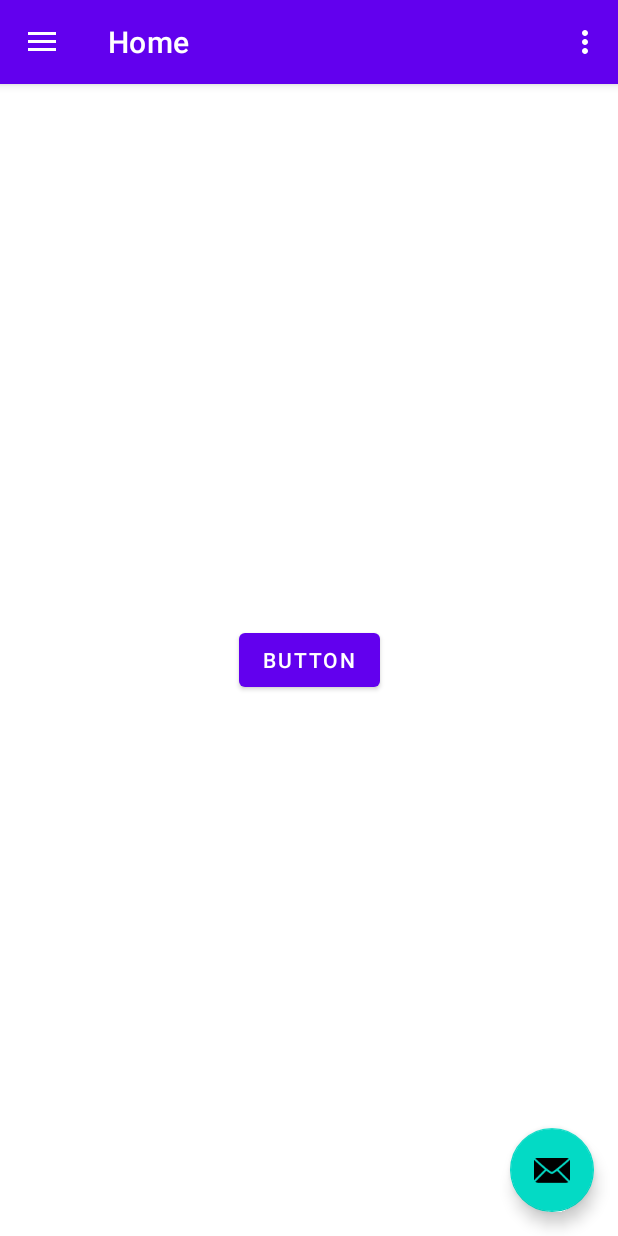
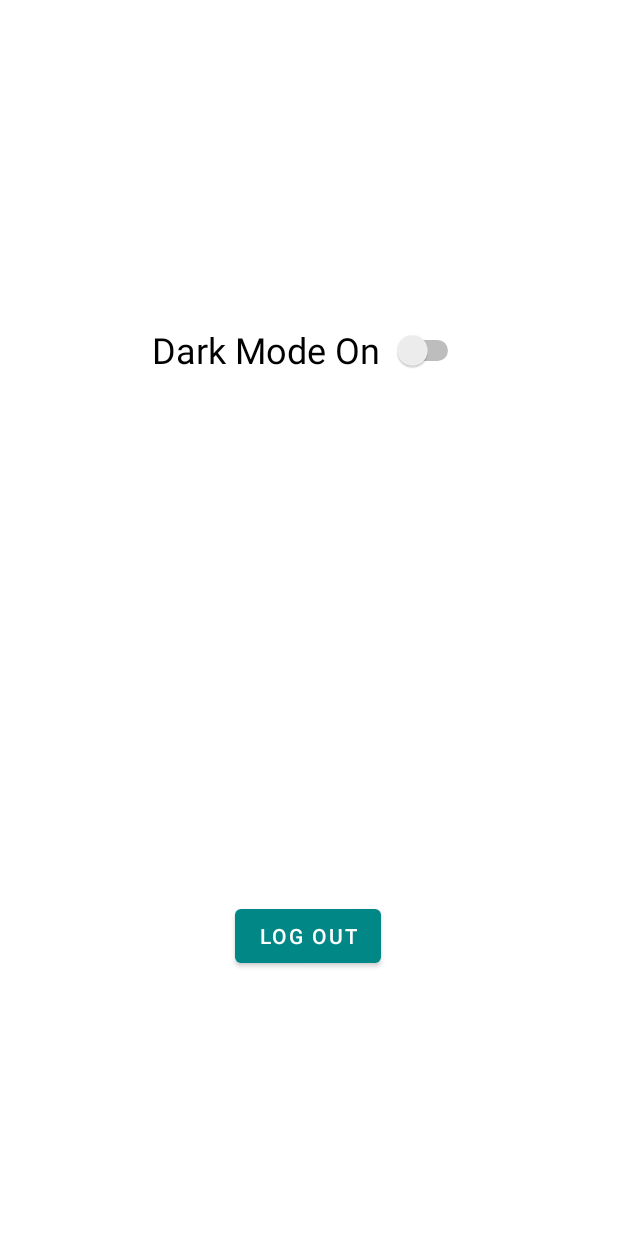
Before and after one commit to Ahmed-El-Gendy/sagendy, an Android app: the screen it shows after launch once a user with an empty profile is signed in (MainActivity before the commit, settingpage after it), in the options menu, after a tap on "Settings", on a phone screen of 412 x 824 dp. Run offline under Robolectric (Android 15) with nearby library versions, the light colour scheme and no system bars; our stand-ins replace Firebase (no records; nobody signed in at launch, a user with empty details on screens opened directly), navigation-ui.

Commit message:
darkmode

```diff
--- a/app/build.gradle.kts
+++ b/app/build.gradle.kts
@@ -42,6 +42,7 @@ dependencies {
     implementation("androidx.navigation:navigation-fragment:2.7.6")
     implementation("androidx.navigation:navigation-ui:2.7.6")
     implementation("com.google.firebase:firebase-auth:22.3.0")
+    implementation("com.google.android.gms:play-services-maps:18.2.0")
     testImplementation("junit:junit:4.13.2")
     androidTestImplementation("androidx.test.ext:junit:1.1.5")
     androidTestImplementation("androidx.test.espresso:espresso-core:3.5.1")
--- a/app/src/main/java/com/example/sagendy/LogIn.java
+++ b/app/src/main/java/com/example/sagendy/LogIn.java
@@ -51,7 +51,7 @@ public class LogIn extends AppCompatActivity {
 
     }
 
-    private void showSnackbar(String message) {
+    void showSnackbar(String message) {
         Snackbar.make(findViewById(android.R.id.content), message, Snackbar.LENGTH_LONG).show();
     }
 
--- a/app/src/main/java/com/example/sagendy/MainActivity.java
+++ b/app/src/main/java/com/example/sagendy/MainActivity.java
@@ -1,6 +1,10 @@
 package com.example.sagendy;
 
+import static com.example.sagendy.R.id.action_settings;
+
+import android.content.Context;
 import android.content.Intent;
+import android.content.SharedPreferences;
 import android.os.Bundle;
 import android.view.MenuItem;
 import android.view.View;
@@ -12,6 +16,8 @@ import android.widget.Toast;
 import com.google.android.material.snackbar.Snackbar;
 import com.google.android.material.navigation.NavigationView;
 
+import androidx.annotation.NonNull;
+import androidx.appcompat.app.AppCompatDelegate;
 import androidx.navigation.NavController;
 import androidx.navigation.Navigation;
 import androidx.navigation.ui.AppBarConfiguration;
@@ -28,6 +34,8 @@ public class MainActivity extends AppCompatActivity {
     private AppBarConfiguration mAppBarConfiguration;
     private ActivityMainBinding binding;
     private FirebaseAuth mAuth;
+    boolean nightMode;
+    SharedPreferences nightModeShared;
 
     @Override
     protected void onCreate(Bundle savedInstanceState) {
@@ -46,6 +54,12 @@ public class MainActivity extends AppCompatActivity {
             }
         });
 
+        nightModeShared = getSharedPreferences("MODE", Context.MODE_PRIVATE);
+        nightMode = nightModeShared.getBoolean("night", false);
+        if (nightMode)
+        {
+            AppCompatDelegate.setDefaultNightMode(AppCompatDelegate.MODE_NIGHT_YES);
+        }
 
         DrawerLayout drawer = binding.drawerLayout;
         NavigationView navigationView = binding.navView;
@@ -74,6 +88,26 @@ public class MainActivity extends AppCompatActivity {
                 || super.onSupportNavigateUp();
     }
 
+
+    @Override
+    public boolean onOptionsItemSelected(MenuItem item) {
+        int itemId = item.getItemId();
+        if (itemId == R.id.action_settings) {
+            // Handle the settings menu item click
+            openSettingsActivity();
+            return true;
+        }
+
+        // Handle other menu items if needed
+        return super.onOptionsItemSelected(item);
+    }
+
+    private void openSettingsActivity() {
+        Intent intent = new Intent(this, settingpage.class);
+        startActivity(intent);
+    }
+
+
     @Override
     protected void onStart() {
         super.onStart();
--- a/app/src/main/java/com/example/sagendy/settingpage.java
+++ b/app/src/main/java/com/example/sagendy/settingpage.java
@@ -1,14 +1,76 @@
 package com.example.sagendy;
 
+import static java.security.AccessController.getContext;
+
 import androidx.appcompat.app.AppCompatActivity;
+import androidx.appcompat.app.AppCompatDelegate;
 
+import android.content.Context;
+import android.content.Intent;
+import android.content.SharedPreferences;
 import android.os.Bundle;
+import android.view.View;
+import android.widget.Button;
+import android.widget.CompoundButton;
+import android.widget.Switch;
+
+import com.google.android.material.snackbar.Snackbar;
+import com.google.firebase.auth.FirebaseAuth;
 
 public class settingpage extends AppCompatActivity {
+
+    private Button logoutButton;
+    private Switch darkmodeSwitch;
+    boolean nightMode;
+    SharedPreferences nightModeShared;
+    SharedPreferences.Editor darkModeEditor;
+    FirebaseAuth mAuth;
 
     @Override
     protected void onCreate(Bundle savedInstanceState) {
         super.onCreate(savedInstanceState);
         setContentView(R.layout.activity_settingpage);
+        logoutButton = findViewById(R.id.logoutButton);
+        darkmodeSwitch = findViewById(R.id.darkmodeswitch);
+        mAuth = FirebaseAuth.getInstance();
+
+        getSupportActionBar().hide();
+
+        nightModeShared = getSharedPreferences("MODE", Context.MODE_PRIVATE);
+        nightMode = nightModeShared.getBoolean("night", false);
+        if (nightMode)
+        {
+            darkmodeSwitch.setChecked(true);
+            AppCompatDelegate.setDefaultNightMode(AppCompatDelegate.MODE_NIGHT_YES);
+        }
+        darkmodeSwitch.setOnCheckedChangeListener(new CompoundButton.OnCheckedChangeListener() {
+            @Override
+            public void onCheckedChanged(CompoundButton buttonView, boolean isChecked) {
+                // Handle the switch state change
+                if (nightMode) {
+                    AppCompatDelegate.setDefaultNightMode(AppCompatDelegate.MODE_NIGHT_NO);
+                    darkModeEditor = nightModeShared.edit();
+                    darkModeEditor.putBoolean("night", false);
+                    showSnackbar("saged");
+                } else {
+                    AppCompatDelegate.setDefaultNightMode(AppCompatDelegate.MODE_NIGHT_YES);
+                    darkModeEditor = nightModeShared.edit();
+                    darkModeEditor.putBoolean("night", true);
+                    showSnackbar("app");
+                }
+                darkModeEditor.apply();
+            }
+        });
+        logoutButton.setOnClickListener(new View.OnClickListener() {
+            @Override
+            public void onClick(View v) {
+                mAuth.signOut();
+                startActivity(new Intent(settingpage.this, LogIn.class));
+            }
+        });
+    }
+
+    void showSnackbar(String message) {
+        Snackbar.make(findViewById(android.R.id.content), message, Snackbar.LENGTH_LONG).show();
     }
 }
--- a/app/src/main/java/com/example/sagendy/ui/home/HomeFragment.java
+++ b/app/src/main/java/com/example/sagendy/ui/home/HomeFragment.java
@@ -40,8 +40,7 @@ public class HomeFragment extends Fragment {
         b1.setOnClickListener(new View.OnClickListener() {
             @Override
             public void onClick(View v) {
-                mAuth.signOut();
-                startActivity(new Intent(getContext(), LogIn.class));
+
                 //mediaPlayer.start();
             }
         });
--- a/app/src/main/res/layout/activity_settingpage.xml
+++ b/app/src/main/res/layout/activity_settingpage.xml
@@ -6,4 +6,29 @@
     android:layout_height="match_parent"
     tools:context=".settingpage">
 
+    <Button
+        android:id="@+id/logoutButton"
+        android:layout_width="wrap_content"
+        android:layout_height="wrap_content"
+        android:text="@string/logout"
+        app:layout_constraintBottom_toBottomOf="parent"
+        app:layout_constraintEnd_toEndOf="parent"
+        app:layout_constraintHorizontal_bias="0.498"
+        app:layout_constraintStart_toStartOf="parent"
+        app:layout_constraintTop_toTopOf="parent"
+        app:layout_constraintVertical_bias="0.773" />
+
+    <Switch
+        android:id="@+id/darkmodeswitch"
+        android:layout_width="208dp"
+        android:layout_height="109dp"
+        android:text="@string/darkmode"
+        android:textSize="24sp"
+        app:layout_constraintBottom_toBottomOf="parent"
+        app:layout_constraintEnd_toEndOf="parent"
+        app:layout_constraintHorizontal_bias="0.497"
+        app:layout_constraintStart_toStartOf="parent"
+        app:layout_constraintTop_toTopOf="parent"
+        app:layout_constraintVertical_bias="0.25" />
+
 </androidx.constraintlayout.widget.ConstraintLayout>
--- a/app/src/main/res/values-night/themes.xml
+++ b/app/src/main/res/values-night/themes.xml
@@ -2,15 +2,17 @@
     <!-- Base application theme. -->
     <style name="Theme.Sagendy" parent="Theme.MaterialComponents.DayNight.DarkActionBar">
         <!-- Primary brand color. -->
-        <item name="colorPrimary">@color/purple_200</item>
-        <item name="colorPrimaryVariant">@color/purple_700</item>
+        <item name="colorPrimary">@color/dark</item>
+        <item name="colorPrimaryVariant">@color/black</item>
         <item name="colorOnPrimary">@color/black</item>
         <!-- Secondary brand color. -->
-        <item name="colorSecondary">@color/teal_200</item>
-        <item name="colorSecondaryVariant">@color/teal_200</item>
+        <item name="colorSecondary">@color/teal_700</item>
+        <item name="colorSecondaryVariant">@color/teal_700</item>
         <item name="colorOnSecondary">@color/black</item>
         <!-- Status bar color. -->
         <item name="android:statusBarColor">?attr/colorPrimaryVariant</item>
         <!-- Customize your theme here. -->
     </style>
+
+
 </resources>
--- a/app/src/main/res/values/colors.xml
+++ b/app/src/main/res/values/colors.xml
@@ -7,4 +7,6 @@
     <color name="teal_700">#FF018786</color>
     <color name="black">#FF000000</color>
     <color name="white">#FFFFFFFF</color>
+    <color name="dark">#232D3F</color>
+
 </resources>
--- a/app/src/main/res/values/strings.xml
+++ b/app/src/main/res/values/strings.xml
@@ -13,4 +13,6 @@
     <string name="saged">saged</string>
     <string name="signin">Log In</string>
     <string name="signinbutton">Log In</string>
+    <string name="logout">Log Out</string>
+    <string name="darkmode">Dark Mode On</string>
 </resources>
--- a/app/src/main/res/values/themes.xml
+++ b/app/src/main/res/values/themes.xml
@@ -2,7 +2,7 @@
     <!-- Base application theme. -->
     <style name="Theme.Sagendy" parent="Theme.MaterialComponents.DayNight.DarkActionBar">
         <!-- Primary brand color. -->
-        <item name="colorPrimary">@color/purple_500</item>
+        <item name="colorPrimary">@color/teal_700</item>
         <item name="colorPrimaryVariant">@color/purple_700</item>
         <item name="colorOnPrimary">@color/white</item>
         <!-- Secondary brand color. -->
@@ -22,4 +22,6 @@
     <style name="Theme.Sagendy.AppBarOverlay" parent="ThemeOverlay.AppCompat.Dark.ActionBar" />
 
     <style name="Theme.Sagendy.PopupOverlay" parent="ThemeOverlay.AppCompat.Light" />
+
+
 </resources>
```
Also changed, not shown: app/src/main/res/layout/fragment_home.xml (+12 -0 lines).
